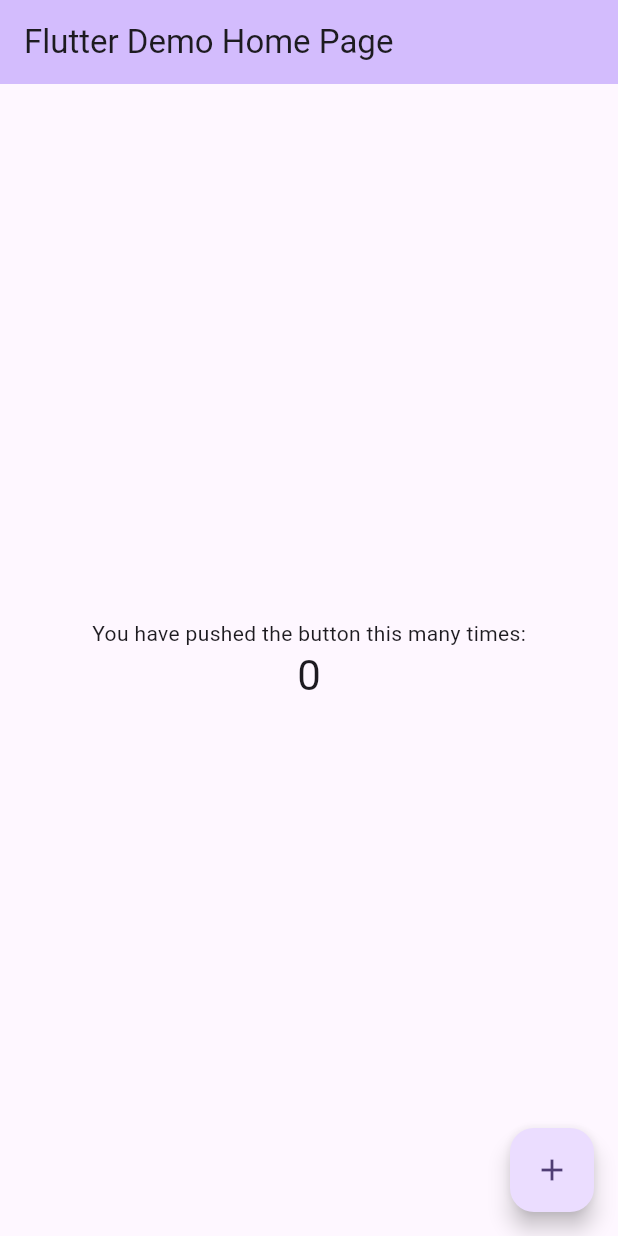
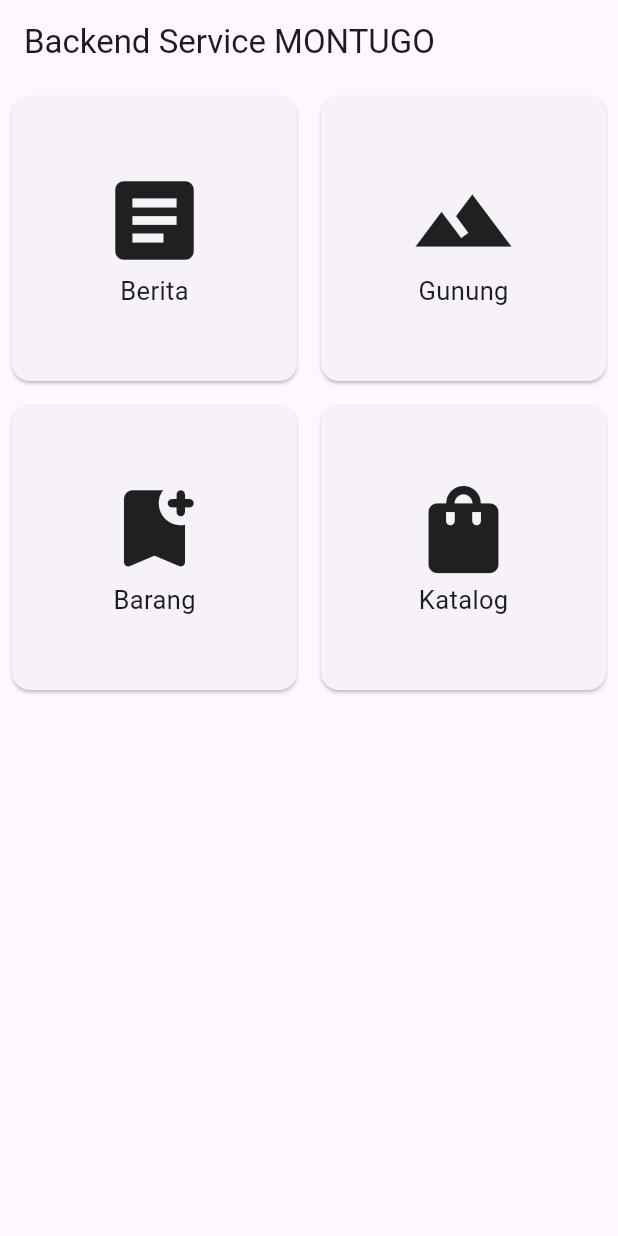
Before and after one commit to muhamadirgi/BackendMontugo, a Flutter app: the screen it shows after launch, on a phone screen of 412 x 824 dp. Run offline on Flutter 3.47's test engine with Material 3 defaults, Android fonts, the phone set to English and light mode, and no system bars; our stand-ins replace cloud_firestore, firebase_core, image_picker; accounts and stored records are empty.

Commit message:
first commit

```diff
--- /dev/null
+++ b/lib/home.dart
@@ -0,0 +1,58 @@
+import 'package:flutter/material.dart';
+import 'package:myapp/LIST/list_barang.dart';
+import 'package:myapp/LIST/list_gunung.dart';
+
+class HomeScreen extends StatelessWidget {
+  const HomeScreen({super.key});
+
+  @override
+  Widget build(BuildContext context) {
+    return Scaffold(
+      appBar: AppBar(title: const Text('Backend Service MONTUGO')),
+      body: GridView.count(
+        crossAxisCount: 2,
+        children: <Widget>[
+          _buildCard(context, 'Berita', Icons.article, () {
+
+          }),
+          _buildCard(context, 'Gunung', Icons.landscape, () {
+            Navigator.push(
+              context,
+              MaterialPageRoute(builder: (context) => const ListGunung()),
+            );
+          }),
+          _buildCard(context, 'Barang', Icons.bookmark_add_rounded, () {
+            Navigator.push(
+              context,
+              MaterialPageRoute(builder: (context) => const ListBarang()),
+            );
+          }),
+          _buildCard(context, 'Katalog', Icons.shopping_bag_rounded, () {}),
+        ],
+      ),
+    );
+  }
+
+  Widget _buildCard(
+    BuildContext context,
+    String title,
+    IconData icon,
+    VoidCallback onTap,
+  ) {
+    return Card(
+      margin: const EdgeInsets.all(8.0),
+      child: InkWell(
+        onTap: onTap,
+        child: Center(
+          child: Column(
+            mainAxisSize: MainAxisSize.min,
+            children: <Widget>[
+              Icon(icon, size: 70.0),
+              Text(title, style: const TextStyle(fontSize: 17.0)),
+            ],
+          ),
+        ),
+      ),
+    );
+  }
+}
--- a/lib/main.dart
+++ b/lib/main.dart
@@ -1,122 +1,26 @@
+
 import 'package:flutter/material.dart';
+import 'package:firebase_core/firebase_core.dart';
+import 'package:myapp/home.dart';
 
-void main() {
-  runApp(const MyApp());
+void main() async {
+  WidgetsFlutterBinding.ensureInitialized();
+  await Firebase.initializeApp();
+  runApp(const Montugo());
 }
 
-class MyApp extends StatelessWidget {
-  const MyApp({super.key});
+class Montugo extends StatelessWidget {
+  const Montugo({super.key});
 
-  // This widget is the root of your application.
   @override
   Widget build(BuildContext context) {
     return MaterialApp(
-      title: 'Flutter Demo',
+      title: 'Backend Montugo',
       theme: ThemeData(
-        // This is the theme of your application.
-        //
-        // TRY THIS: Try running your application with "flutter run". You'll see
-        // the application has a purple toolbar. Then, without quitting the app,
-        // try changing the seedColor in the colorScheme below to Colors.green
-        // and then invoke "hot reload" (save your changes or press the "hot
-        // reload" button in a Flutter-supported IDE, or press "r" if you used
-        // the command line to start the app).
-        //
-        // Notice that the counter didn't reset back to zero; the application
-        // state is not lost during the reload. To reset the state, use hot
-        // restart instead.
-        //
-        // This works for code too, not just values: Most code changes can be
-        // tested with just a hot reload.
-        colorScheme: ColorScheme.fromSeed(seedColor: Colors.deepPurple),
+        primarySwatch: Colors.blue,
       ),
-      home: const MyHomePage(title: 'Flutter Demo Home Page'),
+      home: const HomeScreen(),
+      debugShowCheckedModeBanner: false,
     );
   }
 }
-
-class MyHomePage extends StatefulWidget {
-  const MyHomePage({super.key, required this.title});
-
-  // This widget is the home page of your application. It is stateful, meaning
-  // that it has a State object (defined below) that contains fields that affect
-  // how it looks.
-
-  // This class is the configuration for the state. It holds the values (in this
-  // case the title) provided by the parent (in this case the App widget) and
-  // used by the build method of the State. Fields in a Widget subclass are
-  // always marked "final".
-
-  final String title;
-
-  @override
-  State<MyHomePage> createState() => _MyHomePageState();
-}
-
-class _MyHomePageState extends State<MyHomePage> {
-  int _counter = 0;
-
-  void _incrementCounter() {
-    setState(() {
-      // This call to setState tells the Flutter framework that something has
-      // changed in this State, which causes it to rerun the build method below
-      // so that the display can reflect the updated values. If we changed
-      // _counter without calling setState(), then the build method would not be
-      // called again, and so nothing would appear to happen.
-      _counter++;
-    });
-  }
-
-  @override
-  Widget build(BuildContext context) {
-    // This method is rerun every time setState is called, for instance as done
-    // by the _incrementCounter method above.
-    //
-    // The Flutter framework has been optimized to make rerunning build methods
-    // fast, so that you can just rebuild anything that needs updating rather
-    // than having to individually change instances of widgets.
-    return Scaffold(
-      appBar: AppBar(
-        // TRY THIS: Try changing the color here to a specific color (to
-        // Colors.amber, perhaps?) and trigger a hot reload to see the AppBar
-        // change color while the other colors stay the same.
-        backgroundColor: Theme.of(context).colorScheme.inversePrimary,
-        // Here we take the value from the MyHomePage object that was created by
-        // the App.build method, and use it to set our appbar title.
-        title: Text(widget.title),
-      ),
-      body: Center(
-        // Center is a layout widget. It takes a single child and positions it
-        // in the middle of the parent.
-        child: Column(
-          // Column is also a layout widget. It takes a list of children and
-          // arranges them vertically. By default, it sizes itself to fit its
-          // children horizontally, and tries to be as tall as its parent.
-          //
-          // Column has various properties to control how it sizes itself and
-          // how it positions its children. Here we use mainAxisAlignment to
-          // center the children vertically; the main axis here is the vertical
-          // axis because Columns are vertical (the cross axis would be
-          // horizontal).
-          //
-          // TRY THIS: Invoke "debug painting" (choose the "Toggle Debug Paint"
-          // action in the IDE, or press "p" in the console), to see the
-          // wireframe for each widget.
-          mainAxisAlignment: MainAxisAlignment.center,
-          children: <Widget>[
-            const Text('You have pushed the button this many times:'),
-            Text(
-              '$_counter',
-              style: Theme.of(context).textTheme.headlineMedium,
-            ),
-          ],
-        ),
-      ),
-      floatingActionButton: FloatingActionButton(
-        onPressed: _incrementCounter,
-        tooltip: 'Increment',
-        child: const Icon(Icons.add),
-      ), // This trailing comma makes auto-formatting nicer for build methods.
-    );
-  }
-}
--- a/pubspec.yaml
+++ b/pubspec.yaml
@@ -34,6 +34,10 @@ dependencies:
   # The following adds the Cupertino Icons font to your application.
   # Use with the CupertinoIcons class for iOS style icons.
   cupertino_icons: ^1.0.8
+  cloud_firestore: ^6.0.3
+  firebase_core: ^4.1.1
+  image_picker: ^1.2.0
+  firebase_storage: ^13.0.3
 
 dev_dependencies:
   flutter_test:
```
Also changed, not shown: lib/LIST/list_barang.dart (added, +27 -0 lines), lib/LIST/list_gunung.dart (added, +228 -0 lines), lib/LIST/list_berita.dart (added), lib/LIST/list_katalog.dart (added), pubspec.lock, 5 other files.
